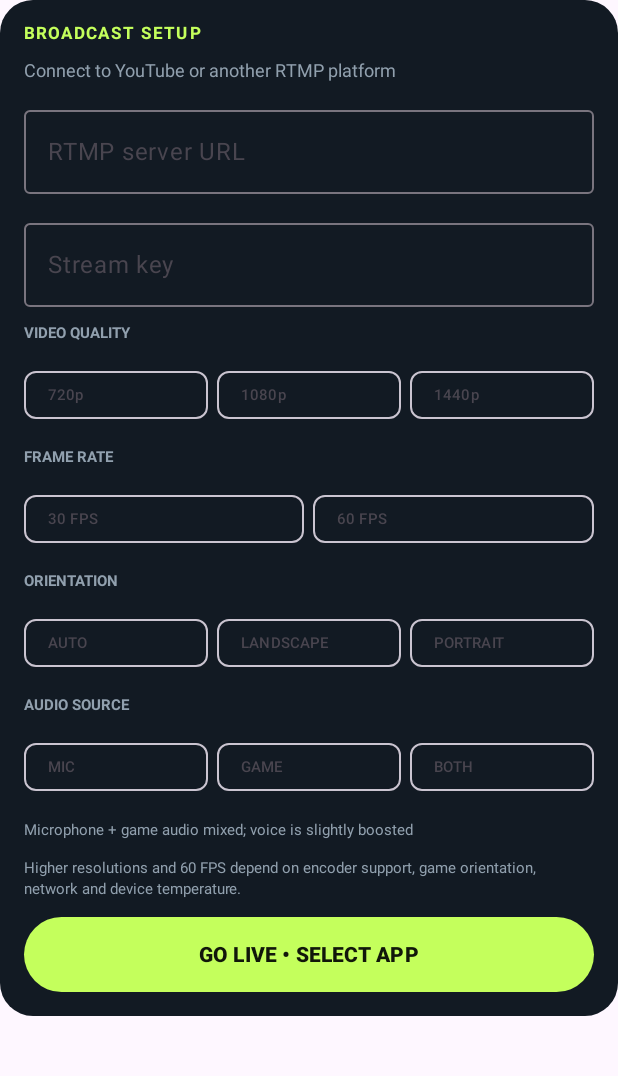
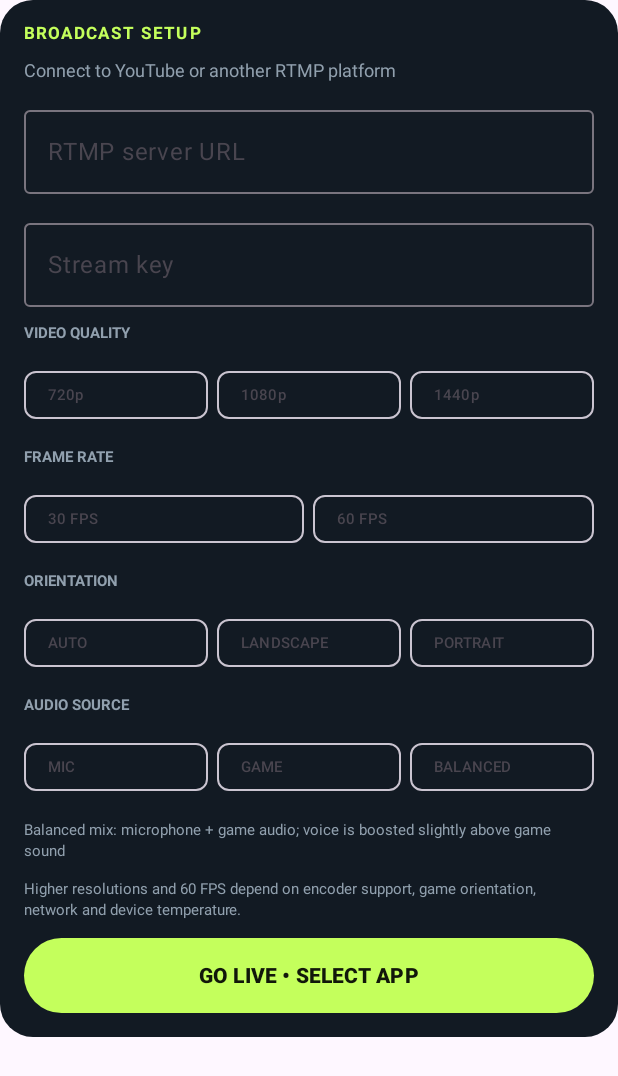
Before and after one commit to JUBERSALEEM/MobileGamingStreamer, an Android app built with Jetpack Compose: the composable BroadcastPanel called with empty values, on a phone screen of 412 x 824 dp. Shown: the top 1076 px of the screen. Run offline under Robolectric (Android 15) with nearby library versions, the phone set to English and light mode, and no system bars.

Commit message:
ui: default to balanced microphone and game audio mode

```diff
--- a/app/src/main/java/com/jubersaleem/mobilegamingstreamer/MainActivity.kt
+++ b/app/src/main/java/com/jubersaleem/mobilegamingstreamer/MainActivity.kt
@@ -55,7 +55,7 @@ class MainActivity : ComponentActivity() {
     private var quality by mutableStateOf("1080p")
     private var fps by mutableStateOf("30")
     private var orientation by mutableStateOf("AUTO")
-    private var audioMode by mutableStateOf("BOTH")
+    private var audioMode by mutableStateOf("BALANCED")
     private var pendingLive by mutableStateOf(false)
     private var waitingForOverlayPermission = false
 
@@ -252,7 +252,7 @@ class MainActivity : ComponentActivity() {
                             }
                         }
                         if (page == "HOME") ModuleStatus(captureActive, broadcastActive)
-                        Text("Screen video + microphone • Internal game audio is next", color = Muted, fontSize = 11.sp)
+                        Text("Screen video • Microphone / game audio selectable", color = Muted, fontSize = 11.sp)
                     }
                 }
             }
@@ -348,8 +348,8 @@ private fun BroadcastPanel(
             Text("ORIENTATION", color = Muted, fontSize = 10.sp, fontWeight = FontWeight.Bold)
             ChoiceRow(listOf("AUTO", "LANDSCAPE", "PORTRAIT"), orientation, onOrientation)
             Text("AUDIO SOURCE", color = Muted, fontSize = 10.sp, fontWeight = FontWeight.Bold)
-            ChoiceRow(listOf("MIC", "GAME", "BOTH"), audioMode, onAudioMode)
-            Text(if (audioMode == "MIC") "Microphone only" else if (audioMode == "GAME") "Internal game/device playback only" else "Microphone + game audio mixed; voice is slightly boosted", color = Muted, fontSize = 10.sp, lineHeight = 14.sp)
+            ChoiceRow(listOf("MIC", "GAME", "BALANCED"), audioMode, onAudioMode)
+            Text(if (audioMode == "MIC") "Microphone only" else if (audioMode == "GAME") "Internal game/device playback only" else "Balanced mix: microphone + game audio; voice is boosted slightly above game sound", color = Muted, fontSize = 10.sp, lineHeight = 14.sp)
             Text("Higher resolutions and 60 FPS depend on encoder support, game orientation, network and device temperature.",
                 color = Muted, fontSize = 10.sp, lineHeight = 14.sp)
             Button(
```
